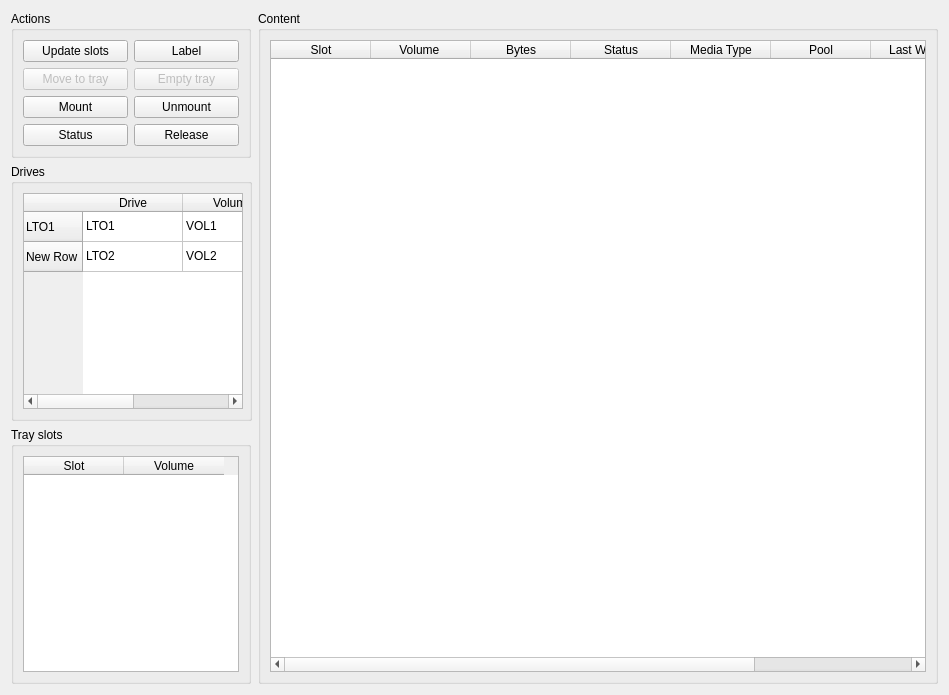
First picture: the form in bacula/src/qt-console/storage/content.ui, repository rkorzeniewski/bacula, before the edit.
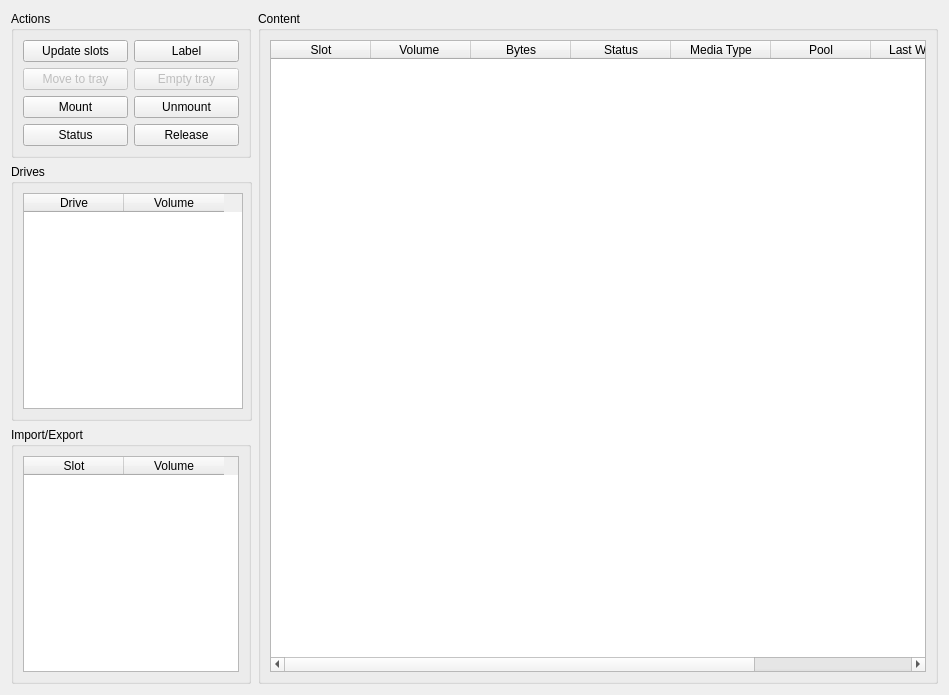
Second picture: the form after the edit. Icons and pictures are not drawn.

Commit message: tweak autochanger content view

Patch:
```diff
--- a/bacula/src/qt-console/storage/content.ui
+++ b/bacula/src/qt-console/storage/content.ui
@@ -151,16 +151,6 @@
           <property name="selectionBehavior" >
            <enum>QAbstractItemView::SelectRows</enum>
           </property>
-          <row>
-           <property name="text" >
-            <string>LTO1</string>
-           </property>
-          </row>
-          <row>
-           <property name="text" >
-            <string>New Row</string>
-           </property>
-          </row>
           <column>
            <property name="text" >
             <string>Drive</string>
@@ -171,26 +161,6 @@
             <string>Volume</string>
            </property>
           </column>
-          <item row="0" column="0" >
-           <property name="text" >
-            <string>LTO1</string>
-           </property>
-          </item>
-          <item row="0" column="1" >
-           <property name="text" >
-            <string>VOL1</string>
-           </property>
-          </item>
-          <item row="1" column="0" >
-           <property name="text" >
-            <string>LTO2</string>
-           </property>
-          </item>
-          <item row="1" column="1" >
-           <property name="text" >
-            <string>VOL2</string>
-           </property>
-          </item>
          </widget>
         </item>
        </layout>
@@ -211,7 +181,7 @@
         </size>
        </property>
        <property name="title" >
-        <string>Tray slots</string>
+        <string>Import/Export</string>
        </property>
        <layout class="QHBoxLayout" >
         <item>
```
